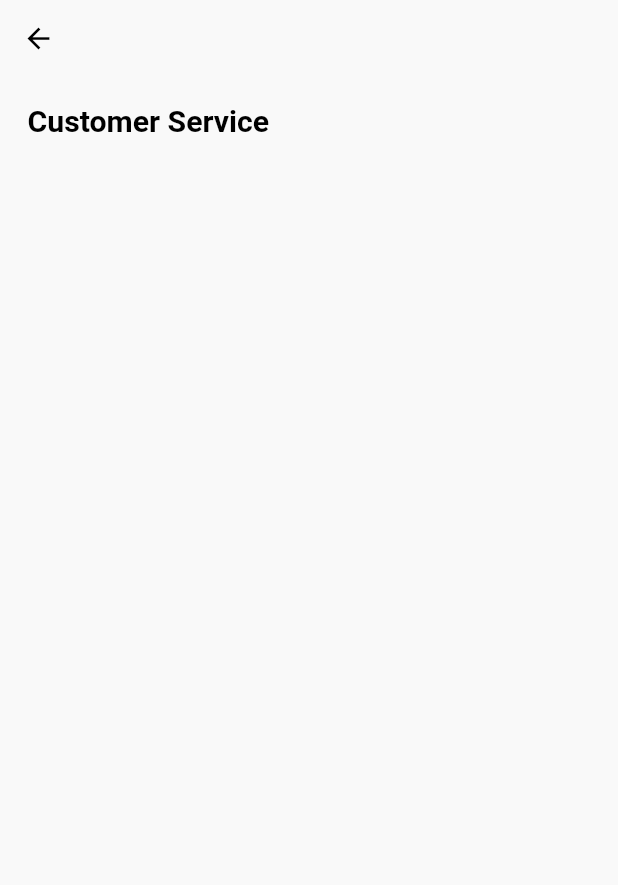
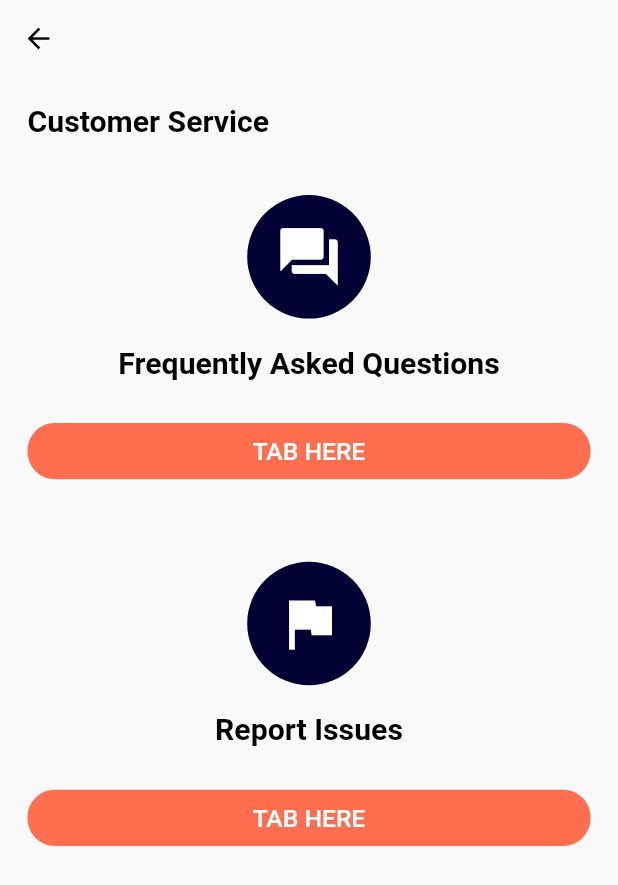
Before and after one commit to alisa-uthi/haiya-client-flutter, a Flutter app: the CustomerServiceScreen screen opened by its route, on a phone screen of 412 x 824 dp. Shown: the top 885 px of the screen. Run offline on Flutter 3.47's test engine with Material 2 defaults, Android fonts, the phone set to English and light mode, and no system bars; our stand-ins replace cached_network_image, flutter_datetime_picker, geocoding, geolocator, google_fonts, google_maps_flutter and 3 more; missing offline and left inert: enum_to_string, flutter_otp, flutter_search_bar.

Commit message:
customer service choice screen

```diff
--- a/lib/screens/add_shipping_address/widgets/address_map.dart
+++ b/lib/screens/add_shipping_address/widgets/address_map.dart
@@ -79,6 +79,7 @@ class _AddressMapState extends State<AddressMap> {
 
   @override
   void dispose() {
+    _controller.complete();
     super.dispose();
   }
 
--- a/lib/screens/checkout_success/checkout_success_screen.dart
+++ b/lib/screens/checkout_success/checkout_success_screen.dart
@@ -42,7 +42,8 @@ class CheckoutSuccessScreen extends StatelessWidget {
               text: "CONTINUE SHOPPING",
               boxColor: kPrimaryColor,
               onPressed: () {
-                Navigator.pop(context);
+                // TODO: Go to somewhere
+                // Navigator.pop(context);
               },
               textColor: Colors.white,
             ),
--- a/lib/screens/customer_service/customer_service_screen.dart
+++ b/lib/screens/customer_service/customer_service_screen.dart
@@ -1,5 +1,8 @@
 import 'package:flutter/material.dart';
 import 'package:haiya_client/constants.dart';
+import 'package:haiya_client/shared/widgets/custom_btn.dart';
+
+import 'widgets/service_choices.dart';
 
 class CustomerServiceScreen extends StatelessWidget {
   static final routeName = '/customer-service';
@@ -19,6 +22,8 @@ class CustomerServiceScreen extends StatelessWidget {
                 "Customer Service",
                 style: Theme.of(context).textTheme.headline1,
               ),
+              SizedBox(height: kDefaultPadding * 2),
+              ServiceChoices(),
             ],
           ),
         ),
--- /dev/null
+++ b/lib/screens/customer_service/widgets/huge_icon.dart
@@ -0,0 +1,28 @@
+import 'package:flutter/material.dart';
+
+import '../../../constants.dart';
+
+class HugeIcon extends StatelessWidget {
+  const HugeIcon({
+    Key? key,
+    required this.icon,
+  }) : super(key: key);
+
+  final IconData icon;
+
+  @override
+  Widget build(BuildContext context) {
+    return Container(
+      padding: const EdgeInsets.all(kDefaultPadding),
+      decoration: BoxDecoration(
+        color: kSecondaryColor,
+        shape: BoxShape.circle,
+      ),
+      child: Icon(
+        icon,
+        color: Colors.white,
+        size: 50,
+      ),
+    );
+  }
+}
--- /dev/null
+++ b/lib/screens/customer_service/widgets/service_choices.dart
@@ -0,0 +1,48 @@
+import 'package:flutter/material.dart';
+import 'package:haiya_client/shared/widgets/custom_btn.dart';
+
+import '../../../constants.dart';
+import 'huge_icon.dart';
+
+class ServiceChoices extends StatelessWidget {
+  const ServiceChoices({
+    Key? key,
+  }) : super(key: key);
+
+  @override
+  Widget build(BuildContext context) {
+    return Column(
+      children: [
+        // FAQ
+        HugeIcon(icon: Icons.question_answer),
+        SizedBox(height: kDefaultPadding),
+        Text(
+          "Frequently Asked Questions",
+          style: Theme.of(context).textTheme.headline1,
+        ),
+        SizedBox(height: kDefaultPadding * 1.5),
+        _buildNavigateButton(() {}),
+        SizedBox(height: kDefaultPadding * 3),
+
+        // Report Issue
+        HugeIcon(icon: Icons.flag),
+        SizedBox(height: kDefaultPadding),
+        Text(
+          "Report Issues",
+          style: Theme.of(context).textTheme.headline1,
+        ),
+        SizedBox(height: kDefaultPadding * 1.5),
+        _buildNavigateButton(() {}),
+      ],
+    );
+  }
+
+  CustomBtn _buildNavigateButton(Function onPressed) {
+    return CustomBtn(
+      text: "TAB HERE",
+      boxColor: kPrimaryColor,
+      onPressed: onPressed,
+      textColor: Colors.white,
+    );
+  }
+}
```
